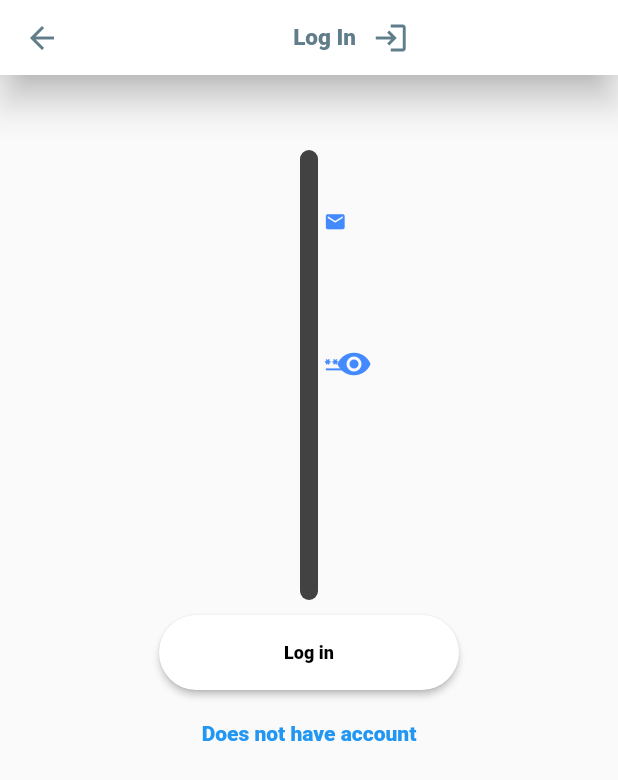
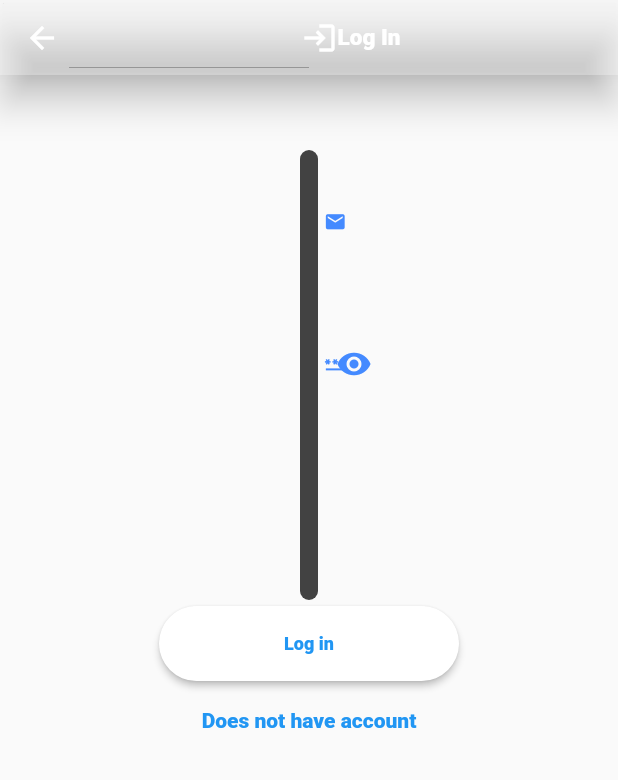
Before and after one commit to 3Maali/Exam-3, a Flutter app: the screen it shows after launch, after a tap on "Already have Account", on a phone screen of 412 x 824 dp. Shown: the top 780 px of the screen. Run offline on Flutter 3.47's test engine with Material 2 defaults, Android fonts, the phone set to English and light mode, and no system bars; our stand-ins replace get_storage; network calls fail.

Commit message:
LAST ONE

```diff
--- a/app_api/lib/services/extan/Card_Order.dart
+++ b/app_api/lib/services/extan/Card_Order.dart
@@ -7,7 +7,7 @@ class CardOrders extends StatelessWidget {
   Widget build(BuildContext context) {
     return Padding(
       padding: const EdgeInsets.only(left: 100, right: 100, top: 50),
-      //padding: const EdgeInsets.all(8.0),
+
       child: Card(
         child: ListTile(
           title: Text(order["title"]),
--- a/app_api/lib/services/extan/textfield.dart
+++ b/app_api/lib/services/extan/textfield.dart
@@ -53,8 +53,6 @@ class _TextFieldCustomState extends State<TextFieldCustom> {
     return Padding(
       padding: const EdgeInsets.symmetric(horizontal: 16, vertical: 8),
       child: TextField(
-
-          //  style: const TextStyle(color: Colors.blueGrey),
           controller: widget.controller,
           onChanged: widget.onChanged,
           obscuringCharacter: "*",
--- a/app_api/lib/views/Login_screen.dart
+++ b/app_api/lib/views/Login_screen.dart
@@ -5,6 +5,8 @@ import 'package:app_api/services/extan/loading.dart';
 import 'package:app_api/services/extan/navigitor/pushEXT.dart';
 import 'package:app_api/services/extan/textfield.dart';
 import 'package:app_api/views/Home_screen.dart';
+import 'package:app_api/views/other/fonts.dart';
+import 'package:app_api/views/other/spaces.dart';
 import 'package:app_api/views/signup_screen.dart';
 import 'package:flutter/material.dart';
 import 'package:get_storage/get_storage.dart';
@@ -18,32 +20,31 @@ class LoginScreen extends StatefulWidget {
 
 class _LoginScreenState extends State<LoginScreen> {
   final emailController = TextEditingController();
-
   final passwordController = TextEditingController();
 
   @override
   Widget build(BuildContext context) {
     return Scaffold(
       appBar: AppBar(
-        backgroundColor: Colors.white,
-        foregroundColor: Colors.blueGrey,
+        backgroundColor: Colors.white30,
+        foregroundColor: Colors.white,
         elevation: 10,
         toolbarHeight: 50,
         centerTitle: true,
         title: const Row(
           mainAxisAlignment: MainAxisAlignment.center,
           children: [
+            Icon(Icons.login),
+            kVSpace2,
             Text(
-              "Log In   ",
-              style: TextStyle(fontSize: 15),
+              "Log In",
+              style: fontAppBar,
             ),
-            Icon(Icons.login)
           ],
         ),
       ),
       body: ListView(children: [
         Padding(
-          // padding: const EdgeInsets.only(left: 200.0, right: 200.0),
           padding: const EdgeInsets.only(left: 200, right: 200, top: 50),
           child: Container(
             height: 300,
@@ -77,9 +78,7 @@ class _LoginScreenState extends State<LoginScreen> {
             alignment: Alignment.center,
             child: Column(
               children: [
-                const SizedBox(
-                  height: 10,
-                ),
+                kVSpace4,
                 ElevatedButton(
                   onPressed: () async {
                     final Map body = {
@@ -92,12 +91,8 @@ class _LoginScreenState extends State<LoginScreen> {
                       final box = GetStorage();
                       box.write(
                           "token", json.decode(response.body)["data"]["token"]);
-
-
-                      Navigator.of(context).pushAndRemoveUntil(
-                          MaterialPageRoute(builder: (context) => HomeScreen()),
-                          (route) => false);
                       lodingPage(context: context);
+                      context.pushPage(HomeScreen());
                     } else {
                       ScaffoldMessenger.of(context).showSnackBar(SnackBar(
                           content: Text(jsonDecode(response.body)["msg"])));
@@ -109,24 +104,16 @@ class _LoginScreenState extends State<LoginScreen> {
                       fixedSize: Size(200, 50)),
                   child: const Text(
                     'Log in',
-                    // style: ElevatedButton.styleFrom(shape: StadiumBorder()),
-                    style: TextStyle(fontSize: 12, color: Colors.black),
+                    style: fontButtom,
                   ),
                 ),
-                const SizedBox(
-                  height: 5,
-                ),
+                kVSpace2,
                 TextButton(
                   //---------------
                   onPressed: () {
-                    // context.pushAndRemove(view: SignUpScreen());
                     context.pushPage(SignUpScreen());
                   },
-                  child: const Text(
-                    "Does not have account",
-                    style: TextStyle(
-                        fontWeight: FontWeight.w500, color: Colors.blue),
-                  ),
+                  child: const Text("Does not have account", style: bluefont),
                 ),
               ],
             ))
--- a/app_api/lib/views/loding_screen.dart
+++ b/app_api/lib/views/loding_screen.dart
@@ -1,3 +1,4 @@
+import 'package:app_api/services/extan/loading.dart';
 import 'package:app_api/views/Home_screen.dart';
 import 'package:app_api/views/Login_screen.dart';
 import 'package:flutter/material.dart';
@@ -15,6 +16,7 @@ class _LodgingPageState extends State<LodgingPage> {
 
   @override
   Widget build(BuildContext context) {
+    lodingPage(context: context);
     return box.hasData("token") ? const HomeScreen() : LoginScreen();
   }
 }
--- /dev/null
+++ b/app_api/lib/views/other/fonts.dart
@@ -0,0 +1,11 @@
+import 'package:flutter/material.dart';
+
+const fontLabel = SizedBox(width: 16);
+const fonthint = SizedBox(width: 24);
+
+const fontAppBar = TextStyle(fontSize: 15);
+const fontButtom = TextStyle(fontSize: 12, color: Colors.blue);
+const bluefont = TextStyle(fontWeight: FontWeight.w500, color: Colors.blue);
+
+const fontInfo = TextStyle(fontSize: 12, fontWeight: FontWeight.normal);
+const fontContent = TextStyle(fontSize: 15, fontWeight: FontWeight.bold);
--- a/app_api/lib/views/signup_screen.dart
+++ b/app_api/lib/views/signup_screen.dart
@@ -1,10 +1,11 @@
 import 'dart:convert';
-
 import 'package:app_api/services/api/Auth/createUser.dart';
 import 'package:app_api/services/extan/navigitor/pushEXT.dart';
 import 'package:app_api/services/extan/textfield.dart';
 import 'package:app_api/views/Login_screen.dart';
 import 'package:app_api/views/loding_screen.dart';
+import 'package:app_api/views/other/fonts.dart';
+import 'package:app_api/views/other/spaces.dart';
 import 'package:flutter/material.dart';
 
 class SignUpScreen extends StatefulWidget {
@@ -24,20 +25,21 @@ class _SignUpScreenState extends State<SignUpScreen> {
   Widget build(BuildContext context) {
     return Scaffold(
       appBar: AppBar(
-        backgroundColor: Colors.white,
-        foregroundColor: Colors.blueGrey,
+        backgroundColor: Colors.white30,
+        foregroundColor: Colors.white,
         elevation: 10,
         toolbarHeight: 50,
         centerTitle: true,
         title: const Row(
           mainAxisAlignment: MainAxisAlignment.center,
           children: [
-            Text(
-              "Sign Up   ",
-              style: TextStyle(fontSize: 15),
-            ),
             Icon(
               Icons.person_add,
+            ),
+            kVSpace2,
+            Text(
+              "Sign Up",
+              style: fontAppBar,
             ),
           ],
         ),
@@ -48,7 +50,7 @@ class _SignUpScreenState extends State<SignUpScreen> {
             padding: const EdgeInsets.only(
                 left: 200, right: 200, top: 30, bottom: 5),
             child: Container(
-              height: 400,
+              height: 350,
               width: 90,
               decoration: BoxDecoration(
                 borderRadius: BorderRadius.circular(10),
@@ -56,7 +58,6 @@ class _SignUpScreenState extends State<SignUpScreen> {
                 boxShadow: List.empty(growable: true),
                 shape: BoxShape.rectangle,
               ),
-
               child: Column(
                 children: [
                   TextFieldCustom(
@@ -84,8 +85,6 @@ class _SignUpScreenState extends State<SignUpScreen> {
                     hint: "******",
                     label: "password",
                     icon: Icons.password,
-
-                    // obscureText: true,
                     isPassword: true,
                     onChanged: (pass) {
                       password = pass;
@@ -99,9 +98,7 @@ class _SignUpScreenState extends State<SignUpScreen> {
             alignment: Alignment.center,
             child: Column(
               children: [
-                const SizedBox(
-                  height: 4,
-                ),
+                kVSpace4,
                 ElevatedButton(
                   onPressed: () async {
                     final Map body = {
@@ -113,6 +110,7 @@ class _SignUpScreenState extends State<SignUpScreen> {
                     final response = await createUser(body: body);
 
                     if (response.statusCode == 200) {
+                      LodgingPage();
                       context.pushPage(LodgingPage());
                     } else {
                       ScaffoldMessenger.of(context).showSnackBar(SnackBar(
@@ -125,22 +123,15 @@ class _SignUpScreenState extends State<SignUpScreen> {
                       fixedSize: Size(200, 50)),
                   child: const Text(
                     'Create Account',
-                    style: TextStyle(fontSize: 12, color: Colors.black),
+                    style: fontButtom,
                   ),
                 ),
-                const SizedBox(
-                  height: 2,
-                ),
+                kVSpace2,
                 TextButton(
-                  //---------------
                   onPressed: () {
                     context.pushPage(LoginScreen());
                   },
-                  child: const Text(
-                    "Already have Account",
-                    style: TextStyle(
-                        fontWeight: FontWeight.w500, color: Colors.blue),
-                  ),
+                  child: const Text("Already have Account", style: bluefont),
                 ),
               ],
             ),
```
Also changed, not shown: app_api/lib/views/GetID_screen.dart (+20 -12 lines), app_api/lib/views/Home_screen.dart (+10 -10 lines), app_api/lib/views/Logout.dart (+14 -9 lines), app_api/lib/views/order_screen.dart (+12 -30 lines), app_api/lib/views/other/spaces.dart (added, +16 -0 lines).
